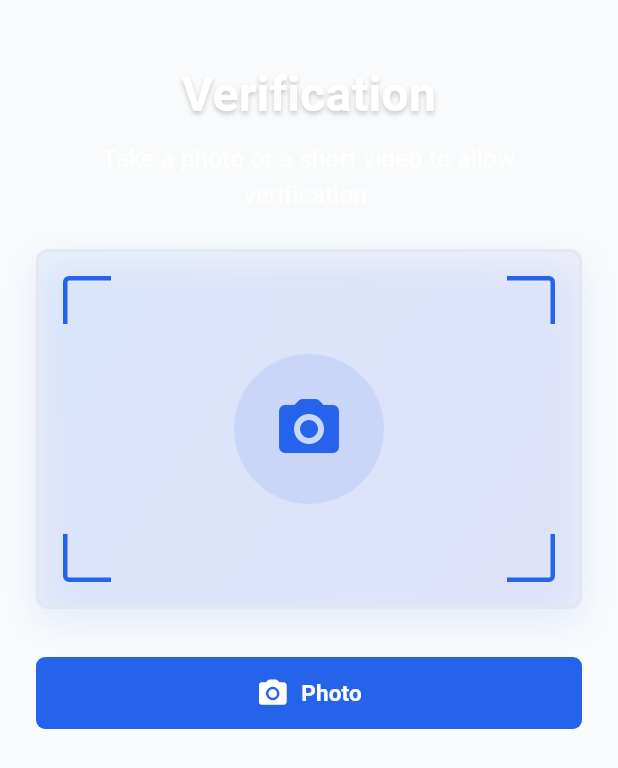
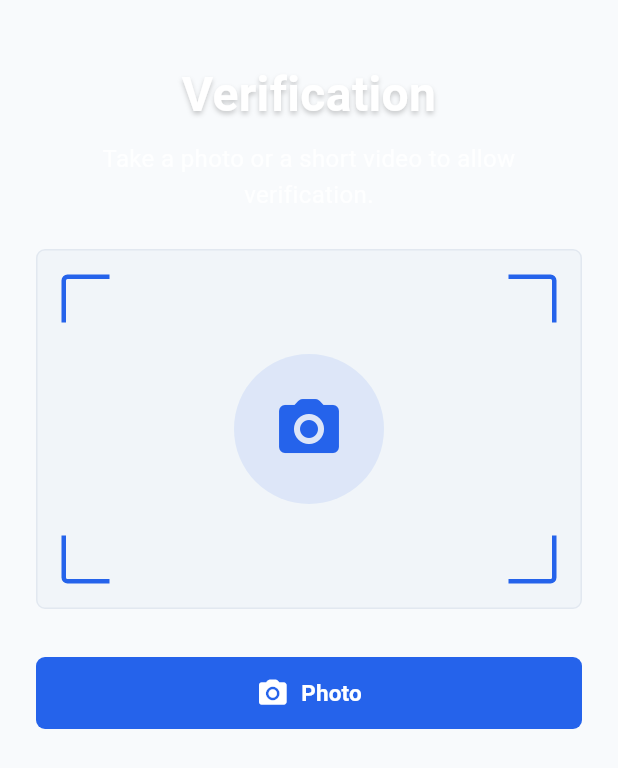
Before and after one commit to m-idriss/zadiag, a Flutter app: the CaptureScreen screen opened directly, on a phone screen of 412 x 824 dp. Shown: the top 768 px of the screen. Run offline on Flutter 3.47's test engine with Material 3 defaults, Android fonts, the phone set to English and light mode, and no system bars; our stand-ins replace cloud_firestore, file_picker, firebase_auth, firebase_core, flutter_riverpod, flutter_svg and 9 more; missing offline and left inert: add_2_calendar, rive_animated_icon; accounts and stored records are empty; generated files the repository leaves out were written again; Roboto replaces fonts that are missing (poppins); project files that could hold a hidden picture were left out.

Commit message:
Remove gradients and shadows from UI components for flat design
Co-authored-by: m-idriss <44480885+m-idriss@users.noreply.github.com>

```diff
--- a/lib/features/diag/screens/capture_screen.dart
+++ b/lib/features/diag/screens/capture_screen.dart
@@ -69,23 +69,9 @@ class CaptureScreen extends StatelessWidget {
     return Container(
       height: 240,
       decoration: BoxDecoration(
-        gradient: LinearGradient(
-          colors: [
-            colorScheme.primary.withValues(alpha: 0.05),
-            colorScheme.secondary.withValues(alpha: 0.05),
-          ],
-          begin: Alignment.topLeft,
-          end: Alignment.bottomRight,
-        ),
-        borderRadius: BorderRadius.circular(AppTheme.radiusXl),
-        border: Border.all(color: colorScheme.outline, width: 2),
-        boxShadow: [
-          BoxShadow(
-            color: colorScheme.primary.withValues(alpha: 0.1),
-            blurRadius: 20,
-            offset: const Offset(0, 8),
-          ),
-        ],
+        color: colorScheme.surfaceContainerHigh,
+        borderRadius: BorderRadius.circular(AppTheme.radiusMd),
+        border: Border.all(color: colorScheme.outline, width: 1),
       ),
       child: Stack(
         alignment: Alignment.center,
```
Also changed, not shown: lib/core/utils/ui_helpers.dart (+4 -16 lines), lib/features/auth/screens/components/auth_elements.dart (+1 -9 lines), lib/features/auth/screens/register_page.dart (+1 -8 lines), lib/features/converter/converter_page.dart (+2 -7 lines), lib/features/converter/widgets/calendar/day_view.dart (+6 -9 lines), lib/features/converter/widgets/calendar/week_view.dart (+1 -9 lines), lib/features/diag/diag_page.dart (+5 -22 lines), lib/shared/components/animated_bar.dart (+1 -17 lines).
